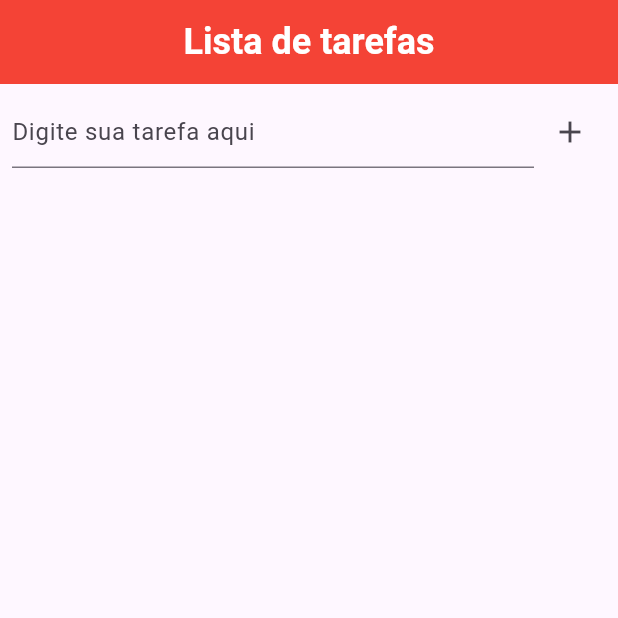
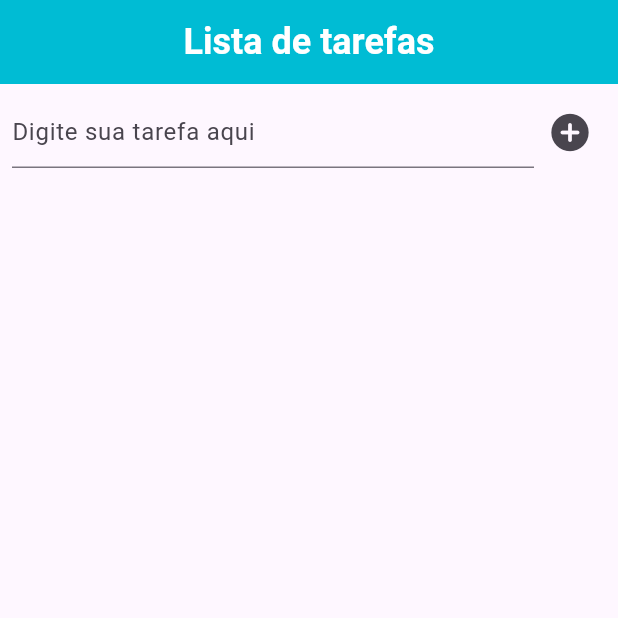
Before and after one commit to eduardonicioli/lista_tarefa, a Flutter app: the screen it shows after launch, on a phone screen of 412 x 824 dp, the top half of it. Run offline on Flutter 3.47's test engine with Material 3 defaults, Android fonts, the phone set to English and light mode, and no system bars.

Commit message:
update home_page colors

```diff
--- a/lib/pages/home_page.dart
+++ b/lib/pages/home_page.dart
@@ -38,7 +38,7 @@ class _HomePageState extends State<HomePage> {
           ),
         ),
         centerTitle: true,
-        backgroundColor: Colors.red,
+        backgroundColor: Colors.cyan,
       ),
       body: Column(
         children: [
@@ -73,7 +73,8 @@ class _HomePageState extends State<HomePage> {
                       }
                     },
                     icon: Icon(
-                      Icons.add,
+                      Icons.add_circle_rounded,
+                      size: 30,
                     ))
               ],
             ),
@@ -124,9 +125,9 @@ class _HomePageState extends State<HomePage> {
         tarefas.remove(tarefas[index]);
         Repositorio.salvarTudo(tarefas);
         SnackBar snack = SnackBar(
-          backgroundColor: Colors.deepOrangeAccent,
+          backgroundColor: Colors.green,
           content: Text("Tarefa ${tarefaRemovida.nome} removida"),
-          action: SnackBarAction(label: "Desfazer",
+          action: SnackBarAction(label: "Desfazer", textColor: Colors.white,
             onPressed: () {
               setState(() {
                 tarefas.insert(indiceTarefaRemovida, tarefaRemovida);
```
